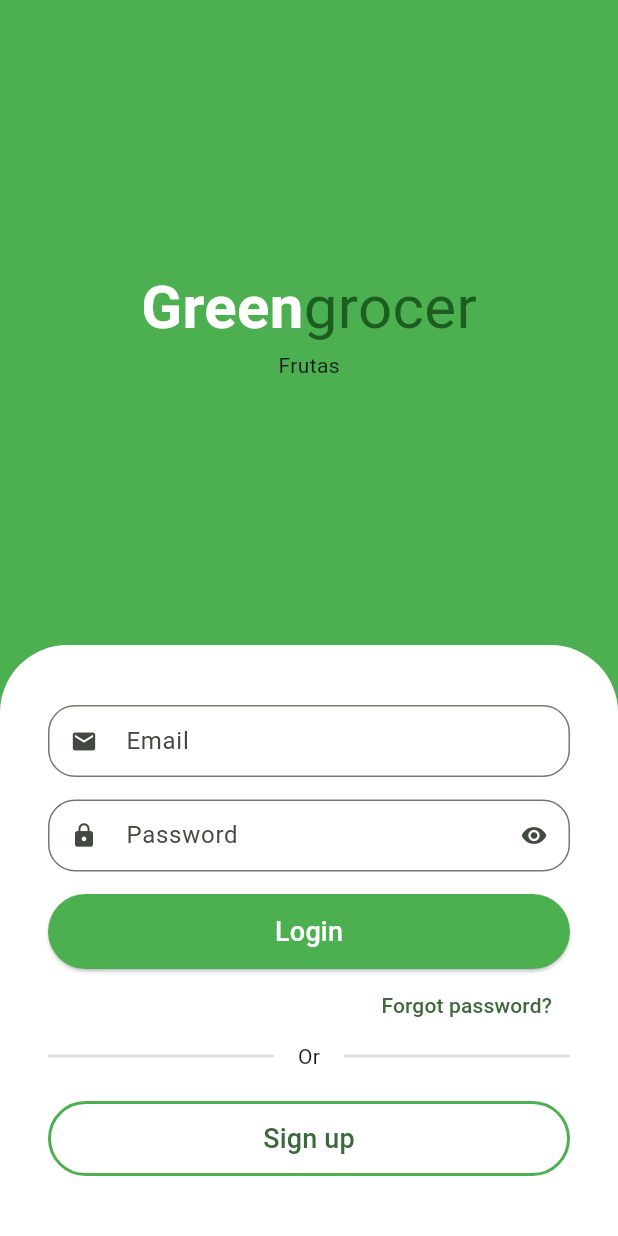
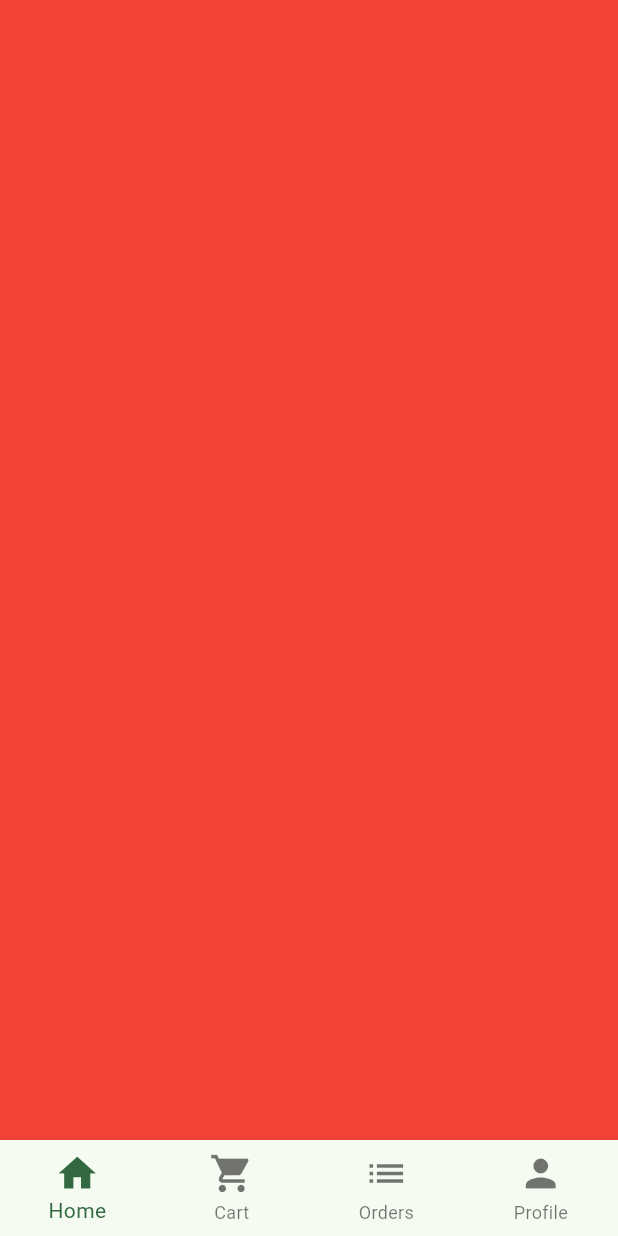
Before and after one commit to luisabritod/Greengrocer, a Flutter app: the screen it shows after launch, after a tap on "Login", on a phone screen of 412 x 824 dp. Run offline on Flutter 3.47's test engine with Material 3 defaults, Android fonts, the phone set to English and light mode, and no system bars; our stand-ins replace animated_text_kit.

Commit message:
base screen

```diff
--- a/lib/main.dart
+++ b/lib/main.dart
@@ -13,7 +13,7 @@ class MyApp extends StatelessWidget {
     return MaterialApp(
       title: 'Flutter Demo',
       theme: ThemeData(
-        colorScheme: ColorScheme.fromSeed(seedColor: Colors.green),
+        colorScheme: ColorScheme.fromSeed(seedColor: const Color(0xFF49b869)),
         useMaterial3: true,
       ),
       home: const SignInScreen(),
--- a/lib/scr/auth/components/components.dart
+++ b/lib/scr/auth/components/components.dart
@@ -1 +1,2 @@
 export 'custom_text_field.dart';
+export 'custom_login_button.dart';
--- /dev/null
+++ b/lib/scr/auth/components/custom_login_button.dart
@@ -0,0 +1,30 @@
+import 'package:flutter/material.dart';
+
+class CustomLoginButton extends StatelessWidget {
+  const CustomLoginButton({
+    super.key,
+    required this.text,
+    required this.onPressed,
+  });
+
+  final String text;
+  final void Function() onPressed;
+
+  @override
+  Widget build(BuildContext context) {
+    return SizedBox(
+      height: 50,
+      child: ElevatedButton(
+        style: ButtonStyle(
+          backgroundColor: WidgetStateProperty.all(Colors.green),
+          foregroundColor: WidgetStateProperty.all(Colors.white),
+        ),
+        onPressed: onPressed,
+        child: Text(
+          text,
+          style: const TextStyle(fontSize: 18),
+        ),
+      ),
+    );
+  }
+}
--- a/lib/scr/auth/sign_in_screen.dart
+++ b/lib/scr/auth/sign_in_screen.dart
@@ -1,43 +1,48 @@
-import 'package:flutter/cupertino.dart';
+import 'package:animated_text_kit/animated_text_kit.dart';
 import 'package:flutter/material.dart';
-import 'package:flutter/widgets.dart';
 import 'package:greengrocer/scr/auth/auth.dart';
+import 'package:greengrocer/scr/base/base.dart';
+import 'package:greengrocer/scr/config/config.dart';
 
 class SignInScreen extends StatelessWidget {
   const SignInScreen({super.key});
 
   @override
   Widget build(BuildContext context) {
+    final size = MediaQuery.of(context).size;
+
     return Scaffold(
-      backgroundColor: Colors.green,
-      body: Column(
+      backgroundColor: CustomColors.customSwatchColor,
+      body: SingleChildScrollView(
+        child: SizedBox(
+          height: size.height,
+          width: size.width,
+          child: Column(
             children: [
               Expanded(
                 child: Column(
                   mainAxisAlignment: MainAxisAlignment.center,
                   children: [
-                Text.rich(
-                  TextSpan(
+                    const TextSpanAppName(),
+                    SizedBox(
+                      height: 30,
+                      child: DefaultTextStyle(
                         style: const TextStyle(
-                      fontSize: 40,
+                          fontSize: 25,
                         ),
-                    children: [
-                      const TextSpan(
-                        text: 'Green',
-                        style: TextStyle(
-                          fontWeight: FontWeight.bold,
-                          color: Colors.white,
-                        ),
-                      ),
-                      TextSpan(
-                          text: 'grocer',
-                          style: TextStyle(
-                            color: Colors.green.shade900,
-                          )),
+                        child: AnimatedTextKit(
+                          repeatForever: true,
+                          pause: Duration.zero,
+                          animatedTexts: [
+                            FadeAnimatedText('Fruits'),
+                            FadeAnimatedText('Vegetables'),
+                            FadeAnimatedText('Meat'),
+                            FadeAnimatedText('Cereal'),
+                            FadeAnimatedText('Dairy'),
                           ],
                         ),
                       ),
-                const Text('Frutas'),
+                    )
                   ],
                 ),
               ),
@@ -71,24 +76,22 @@ class SignInScreen extends StatelessWidget {
                       keyboardType: TextInputType.text,
                     ),
                     //login button
-                SizedBox(
-                  height: 50,
-                  child: ElevatedButton(
-                    style: const ButtonStyle(
-                      backgroundColor: MaterialStatePropertyAll(Colors.green),
-                      foregroundColor: MaterialStatePropertyAll(Colors.white),
+                    CustomLoginButton(
+                      text: 'Login',
+                      onPressed: () {
+                        Navigator.push(
+                          context,
+                          MaterialPageRoute(
+                            builder: (context) => const BaseScreen(),
                           ),
-                    onPressed: () {},
-                    child: const Text(
-                      'Login',
-                      style: TextStyle(fontSize: 18),
-                    ),
-                  ),
+                        );
+                      },
                     ),
                     Align(
                       alignment: Alignment.centerRight,
                       child: TextButton(
-                      onPressed: () {}, child: const Text('Forgot password?')),
+                          onPressed: () {},
+                          child: const Text('Forgot password?')),
                     ),
                     Padding(
                       padding: const EdgeInsets.only(bottom: 20.0),
@@ -117,11 +120,17 @@ class SignInScreen extends StatelessWidget {
                     SizedBox(
                       height: 50,
                       child: OutlinedButton(
-                    onPressed: () {},
+                        onPressed: () {
+                          Navigator.of(context).pushReplacement(
+                            MaterialPageRoute(
+                              builder: (context) => const SignUpScreen(),
+                            ),
+                          );
+                        },
                         style: OutlinedButton.styleFrom(
-                      side: const BorderSide(
+                          side: BorderSide(
                             width: 2,
-                        color: Colors.green,
+                            color: CustomColors.customSwatchColor,
                           ),
                         ),
                         child: const Text(
@@ -135,6 +144,8 @@ class SignInScreen extends StatelessWidget {
               ),
             ],
           ),
+        ),
+      ),
     );
   }
 }
--- /dev/null
+++ b/lib/scr/base/base.dart
@@ -0,0 +1 @@
+export 'base_screen.dart';
--- /dev/null
+++ b/lib/scr/base/base_screen.dart
@@ -0,0 +1,64 @@
+import 'package:flutter/material.dart';
+
+class BaseScreen extends StatefulWidget {
+  const BaseScreen({super.key});
+
+  @override
+  State<BaseScreen> createState() => _BaseScreenState();
+}
+
+class _BaseScreenState extends State<BaseScreen> {
+  int currentIndex = 0;
+  final pageController = PageController();
+
+  @override
+  Widget build(BuildContext context) {
+    return Scaffold(
+      bottomNavigationBar: BottomNavigationBar(
+        currentIndex: currentIndex,
+        onTap: (value) => setState(() {
+          currentIndex = value;
+          pageController.jumpToPage(value);
+        }),
+        type: BottomNavigationBarType.fixed,
+        iconSize: 30,
+        items: const [
+          BottomNavigationBarItem(
+            icon: Icon(Icons.home),
+            label: 'Home',
+          ),
+          BottomNavigationBarItem(
+            icon: Icon(Icons.shopping_cart),
+            label: 'Cart',
+          ),
+          BottomNavigationBarItem(
+            icon: Icon(Icons.list),
+            label: 'Orders',
+          ),
+          BottomNavigationBarItem(
+            icon: Icon(Icons.person),
+            label: 'Profile',
+          ),
+        ],
+      ),
+      body: PageView(
+        physics: const NeverScrollableScrollPhysics(),
+        controller: pageController,
+        children: [
+          Container(
+            color: Colors.red,
+          ),
+          Container(
+            color: Colors.green,
+          ),
+          Container(
+            color: Colors.blue,
+          ),
+          Container(
+            color: Colors.yellow,
+          ),
+        ],
+      ),
+    );
+  }
+}
--- /dev/null
+++ b/lib/scr/config/config.dart
@@ -0,0 +1,2 @@
+export 'custom_colors.dart';
+export 'text_span_app_name.dart';
--- /dev/null
+++ b/lib/scr/config/text_span_app_name.dart
@@ -0,0 +1,32 @@
+import 'package:flutter/material.dart';
+
+class TextSpanAppName extends StatelessWidget {
+  const TextSpanAppName({
+    super.key,
+  });
+
+  @override
+  Widget build(BuildContext context) {
+    return const Text.rich(
+      TextSpan(
+        style: TextStyle(
+          fontSize: 40,
+        ),
+        children: [
+          TextSpan(
+            text: 'Green',
+            style: TextStyle(
+              fontWeight: FontWeight.bold,
+              color: Colors.white,
+            ),
+          ),
+          TextSpan(
+              text: 'grocer',
+              style: TextStyle(
+                color: Color(0xff194a01),
+              )),
+        ],
+      ),
+    );
+  }
+}
--- /dev/null
+++ b/lib/scr/home/home.dart
@@ -0,0 +1 @@
+export 'home_tab.dart';
```
Also changed, not shown: lib/scr/auth/sign_up_screen.dart (+108 -0 lines), lib/scr/config/custom_colors.dart (added, +24 -0 lines), lib/scr/home/home_tab.dart (added, +20 -0 lines). Lines whose indentation alone changed are shown as unchanged.
